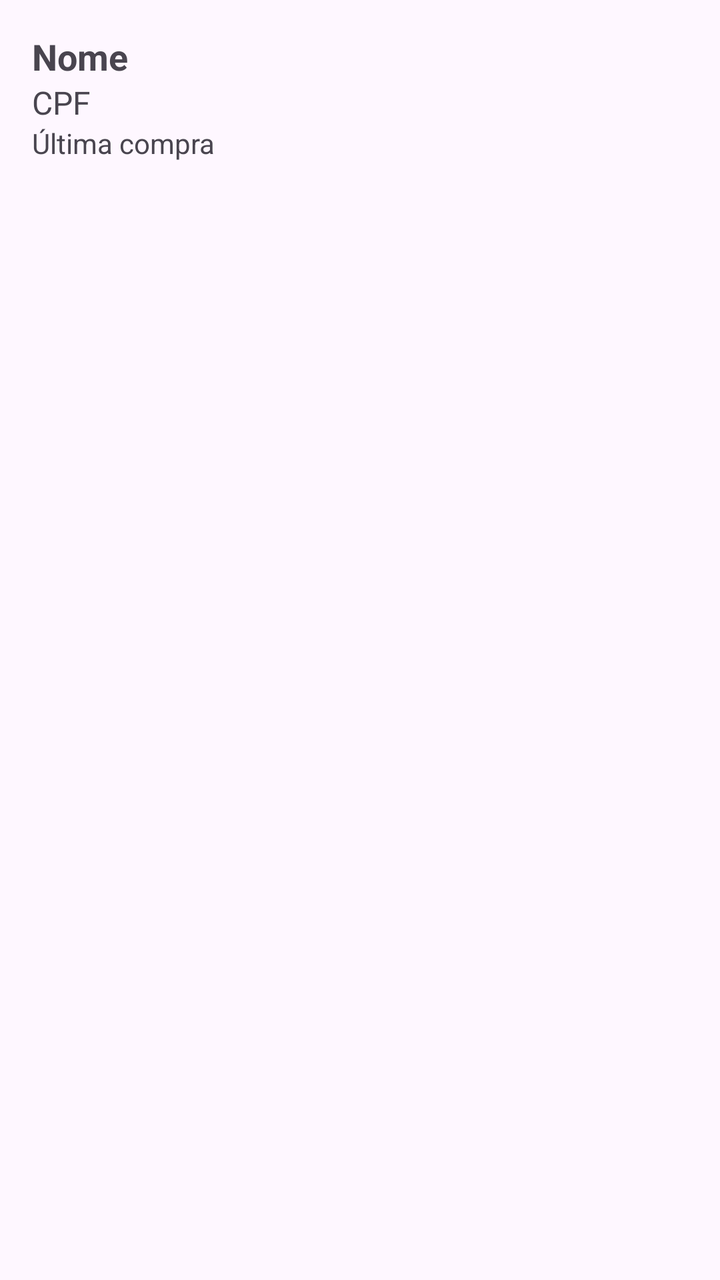
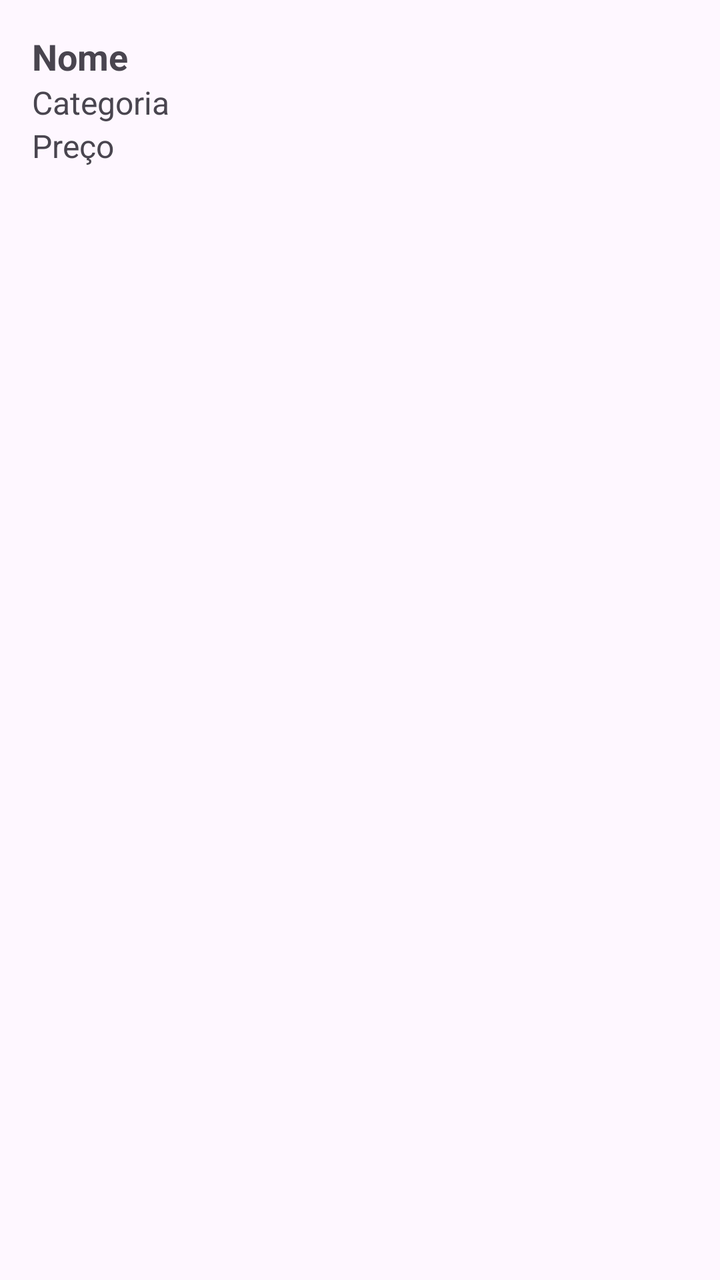

An Android layout rendered at two revisions. The XML below is the earlier revision; the diff shows what the commit changed to produce the second picture.
<!-- AndroidManifest.xml: application theme Theme.Firebase -->
<!-- res/layout/item_cliente.xml -->
<?xml version="1.0" encoding="utf-8"?>
<LinearLayout
    xmlns:android="http://schemas.android.com/apk/res/android"
    android:layout_width="match_parent"
    android:layout_height="wrap_content"
    android:orientation="vertical"
    android:padding="16dp">

    <TextView
        android:id="@+id/txt_Nome"
        android:layout_width="match_parent"
        android:layout_height="wrap_content"
        android:text="Nome"
        android:textSize="18sp"
        android:textStyle="bold"/>

    <TextView
        android:id="@+id/txt_Cpf"
        android:layout_width="match_parent"
        android:layout_height="wrap_content"
        android:text="CPF"
        android:textSize="16sp"/>

    <TextView
        android:id="@+id/txt_Data"
        android:layout_width="match_parent"
        android:layout_height="wrap_content"
        android:text="Última compra"
        android:textSize="14sp"/>

</LinearLayout>
<!-- resources referenced by this layout -->
<resources>
  <style name="Theme.Firebase" parent="Base.Theme.Firebase" />
  <style name="Base.Theme.Firebase" parent="Theme.Material3.DayNight.NoActionBar">
          
          
      </style>
</resources>

<!-- the commit's change to res/layout/item_cliente.xml (unified diff, before → after) -->
@@ -18,14 +18,14 @@
         android:id="@+id/txt_Cpf"
         android:layout_width="match_parent"
         android:layout_height="wrap_content"
-        android:text="CPF"
+        android:text="Categoria"
         android:textSize="16sp"/>
 
     <TextView
-        android:id="@+id/txt_Data"
+        android:id="@+id/txt_Preco"
         android:layout_width="match_parent"
         android:layout_height="wrap_content"
-        android:text="Última compra"
-        android:textSize="14sp"/>
+        android:text="Preço"
+        android:textSize="16sp"/>
 
 </LinearLayout>
